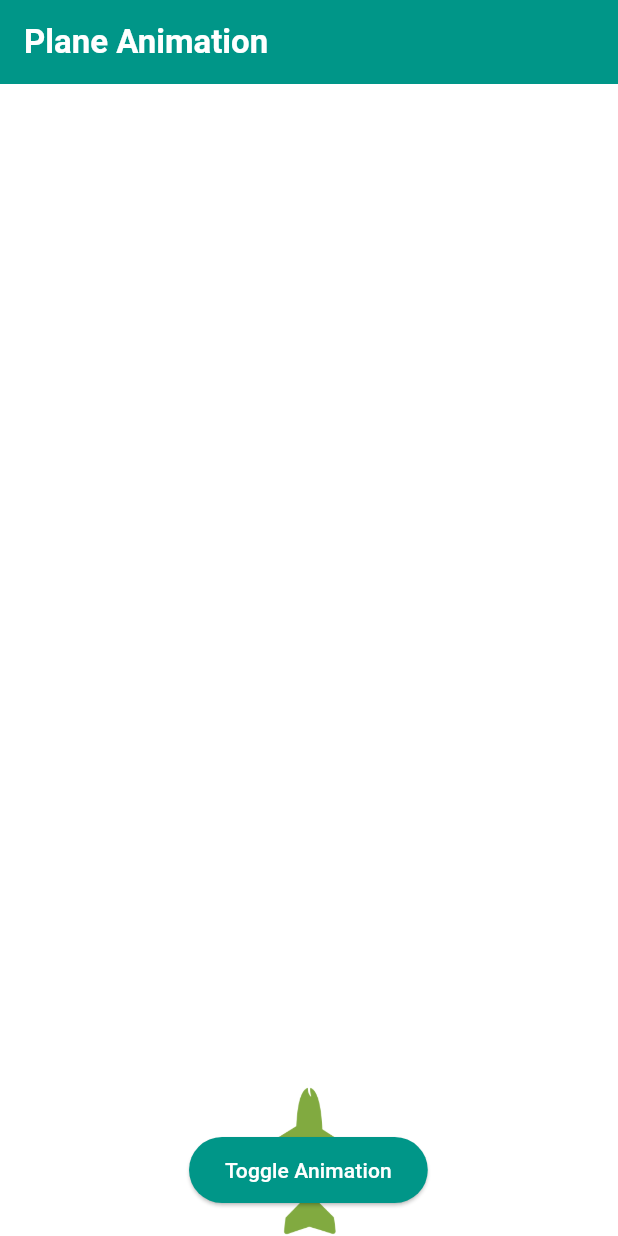
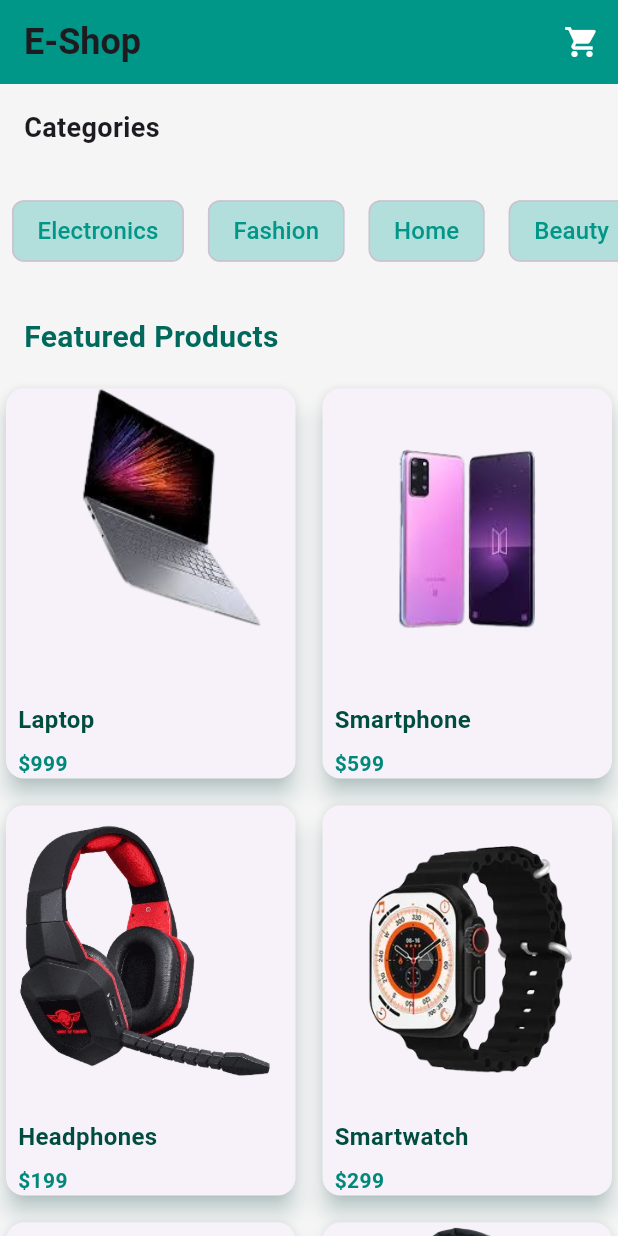
Before and after one commit to sanjuafre123/animation_daily_dask, a Flutter app: the screen it shows after launch, on a phone screen of 412 x 824 dp. Run offline on Flutter 3.47's test engine with Material 3 defaults, Android fonts, the phone set to English and light mode, and no system bars; our stand-ins replace animated_text_kit.

Commit message:
21/11/2024

```diff
--- /dev/null
+++ b/lib/globle/list.dart
@@ -0,0 +1,17 @@
+final List<String> categories = [
+  'Electronics',
+  'Fashion',
+  'Home',
+  'Beauty',
+  'Sports',
+  'Toys',
+];
+
+final List<Map<String, String>> products = [
+  {'name': 'Laptop', 'image': 'assets/1.png', 'price': '\$999'},
+  {'name': 'Smartphone', 'image': 'assets/2.png', 'price': '\$599'},
+  {'name': 'Headphones', 'image': 'assets/3.png', 'price': '\$199'},
+  {'name': 'Smartwatch', 'image': 'assets/4.png', 'price': '\$299'},
+  {'name': 'Shoes', 'image': 'assets/5.png', 'price': '\$79'},
+  {'name': 'Bag', 'image': 'assets/6.png', 'price': '\$49'},
+];
--- a/lib/main.dart
+++ b/lib/main.dart
@@ -1,4 +1,6 @@
 import 'package:animation_daily_dask/screens/airoplane_screen.dart';
+import 'package:animation_daily_dask/screens/greeting_animation.dart';
+import 'package:animation_daily_dask/screens/hero_animation.dart';
 import 'package:animation_daily_dask/screens/puzzle.dart';
 import 'package:flutter/material.dart';
 
@@ -13,7 +15,7 @@ class MyApp extends StatelessWidget {
   Widget build(BuildContext context) {
     return const MaterialApp(
       debugShowCheckedModeBanner: false,
-      home: PlaneAnimationPage(),
+      home: HomePage(),
     );
   }
 }
--- /dev/null
+++ b/lib/screens/hero_animation.dart
@@ -0,0 +1,148 @@
+import 'package:flutter/material.dart';
+import '../globle/list.dart';
+import 'hero2._animation.dart';
+
+class HomePage extends StatelessWidget {
+  const HomePage({super.key});
+
+  @override
+  Widget build(BuildContext context) {
+    return Scaffold(
+      backgroundColor: Colors.grey.shade100,
+      appBar: AppBar(
+        backgroundColor: Colors.teal,
+        title: const Text(
+          'E-Shop',
+          style: TextStyle(
+            fontWeight: FontWeight.bold,
+            fontSize: 24,
+          ),
+        ),
+        actions: [
+          IconButton(
+            icon: const Icon(Icons.shopping_cart, color: Colors.white),
+            onPressed: () {
+              // Navigate to cart
+            },
+          ),
+        ],
+      ),
+      body: SingleChildScrollView(
+        child: Column(
+          crossAxisAlignment: CrossAxisAlignment.start,
+          children: [
+            const Padding(
+              padding: EdgeInsets.all(16.0),
+              child: Text(
+                'Categories',
+                style: TextStyle(fontSize: 18, fontWeight: FontWeight.bold),
+              ),
+            ),
+            SizedBox(
+              height: 80,
+              child: ListView.builder(
+                scrollDirection: Axis.horizontal,
+                itemCount: categories.length,
+                itemBuilder: (context, index) {
+                  return Padding(
+                    padding: const EdgeInsets.symmetric(horizontal: 8.0),
+                    child: Chip(
+                      label: Text(categories[index]),
+                      backgroundColor: Colors.teal.shade100,
+                      labelStyle:
+                          const TextStyle(fontSize: 16, color: Colors.teal),
+                    ),
+                  );
+                },
+              ),
+            ),
+            Padding(
+              padding: const EdgeInsets.all(16.0),
+              child: Text(
+                'Featured Products',
+                style: TextStyle(
+                  fontSize: 20,
+                  fontWeight: FontWeight.bold,
+                  color: Colors.teal.shade800,
+                ),
+              ),
+            ),
+            GridView.builder(
+              shrinkWrap: true,
+              physics: const NeverScrollableScrollPhysics(),
+              itemCount: products.length,
+              gridDelegate: const SliverGridDelegateWithFixedCrossAxisCount(
+                crossAxisCount: 2,
+                crossAxisSpacing: 10,
+                mainAxisSpacing: 10,
+                childAspectRatio: 0.75,
+              ),
+              itemBuilder: (context, index) {
+                final product = products[index];
+                return GestureDetector(
+                  onTap: () {
+                    Navigator.push(
+                      context,
+                      MaterialPageRoute(
+                        builder: (context) => DetailsPage(product: product),
+                      ),
+                    );
+                  },
+                  child: Card(
+                    elevation: 6,
+                    shape: RoundedRectangleBorder(
+                      borderRadius: BorderRadius.circular(12),
+                    ),
+                    shadowColor: Colors.teal.shade100,
+                    child: Column(
+                      crossAxisAlignment: CrossAxisAlignment.start,
+                      children: [
+                        Expanded(
+                          child: Hero(
+                            tag: product['name']!,
+                            child: ClipRRect(
+                              borderRadius: const BorderRadius.vertical(
+                                top: Radius.circular(12),
+                              ),
+                              child: Image.asset(
+                                product['image']!,
+                                height: 150,
+                                width: double.infinity,
+                              ),
+                            ),
+                          ),
+                        ),
+                        Padding(
+                          padding: const EdgeInsets.all(8.0),
+                          child: Text(
+                            product['name']!,
+                            style: TextStyle(
+                              fontSize: 16,
+                              fontWeight: FontWeight.bold,
+                              color: Colors.teal.shade900,
+                            ),
+                          ),
+                        ),
+                        Padding(
+                          padding: const EdgeInsets.symmetric(horizontal: 8.0),
+                          child: Text(
+                            product['price']!,
+                            style: TextStyle(
+                              fontSize: 14,
+                              color: Colors.teal.shade600,
+                              fontWeight: FontWeight.bold,
+                            ),
+                          ),
+                        ),
+                      ],
+                    ),
+                  ),
+                );
+              },
+            ),
+          ],
+        ),
+      ),
+    );
+  }
+}
--- a/pubspec.yaml
+++ b/pubspec.yaml
@@ -36,6 +36,7 @@ dependencies:
   # Use with the CupertinoIcons class for iOS style icons.
   cupertino_icons: ^1.0.8
   get: ^4.6.6
+  animated_text_kit: ^4.2.2
 
 dev_dependencies:
   flutter_test:
```
Also changed, not shown: lib/screens/greeting_animation.dart (added, +133 -0 lines), lib/screens/hero2._animation.dart (added, +102 -0 lines), assets/1.png (added), assets/2.png (added), assets/3.png (added), assets/4.png (added), assets/5.png (added), assets/6.png (added), pubspec.lock.
